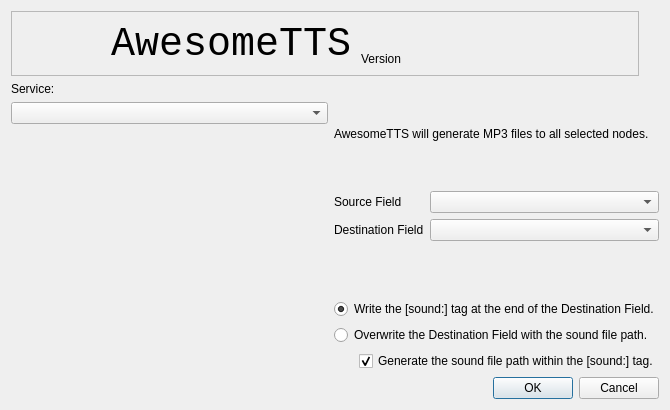
Before: the Qt Designer form awesometts/designer/massgenerator.ui in runehol/AwesomeTTS, drawn with Qt 5.
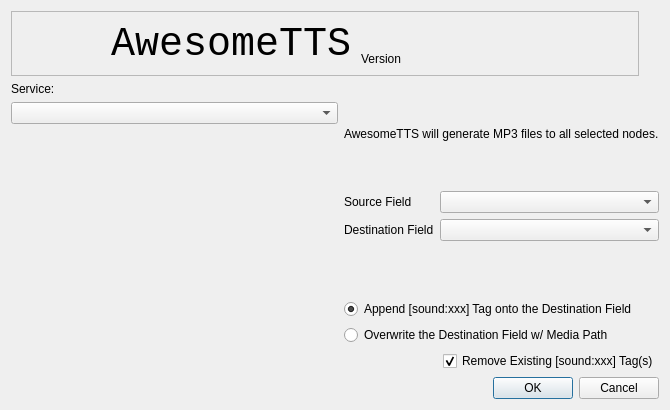
After: the same form once the commit is applied.

Commit message:
Allow replacing existing tags in mass generator
Adjusts the checkbox on this screen to be reworded according to whether
in overwrite or append mode. Now, in append mode, the user is given the
option of whether or not to remove existing sound tags from the
destination field.

```diff
--- a/awesometts/designer/massgenerator.ui
+++ b/awesometts/designer/massgenerator.ui
@@ -111,7 +111,7 @@
        <item>
         <widget class="QRadioButton" name="radioEndof">
          <property name="text">
-          <string>Write the [sound:] tag at the end of the Destination Field.</string>
+          <string>Append [sound:xxx] Tag onto the Destination Field</string>
          </property>
          <property name="checked">
           <bool>true</bool>
@@ -121,7 +121,7 @@
        <item>
         <widget class="QRadioButton" name="radioOverwrite">
          <property name="text">
-          <string>Overwrite the Destination Field with the sound file path.</string>
+          <string>Overwrite the Destination Field w/ Media Path</string>
          </property>
         </widget>
        </item>
@@ -131,7 +131,7 @@
           <bool>true</bool>
          </property>
          <property name="text">
-          <string>Generate the sound file path within the [sound:] tag.</string>
+          <string>Remove Existing [sound:xxx] Tag(s)</string>
          </property>
          <property name="checked">
           <bool>true</bool>
```
The commit also changes 1 other file.
